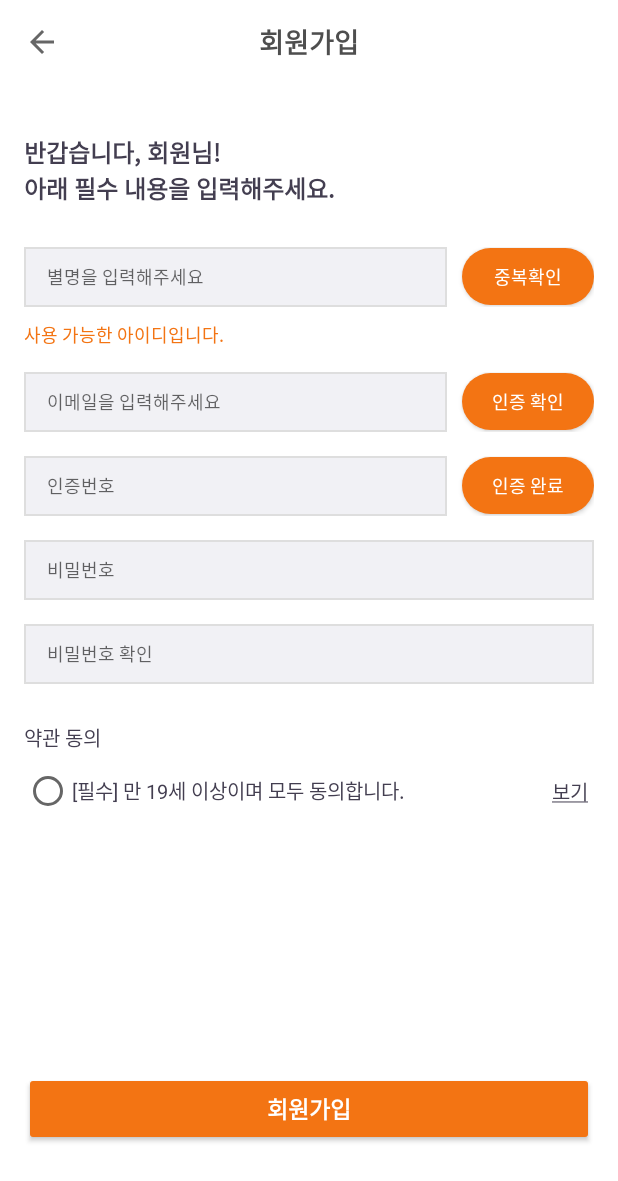
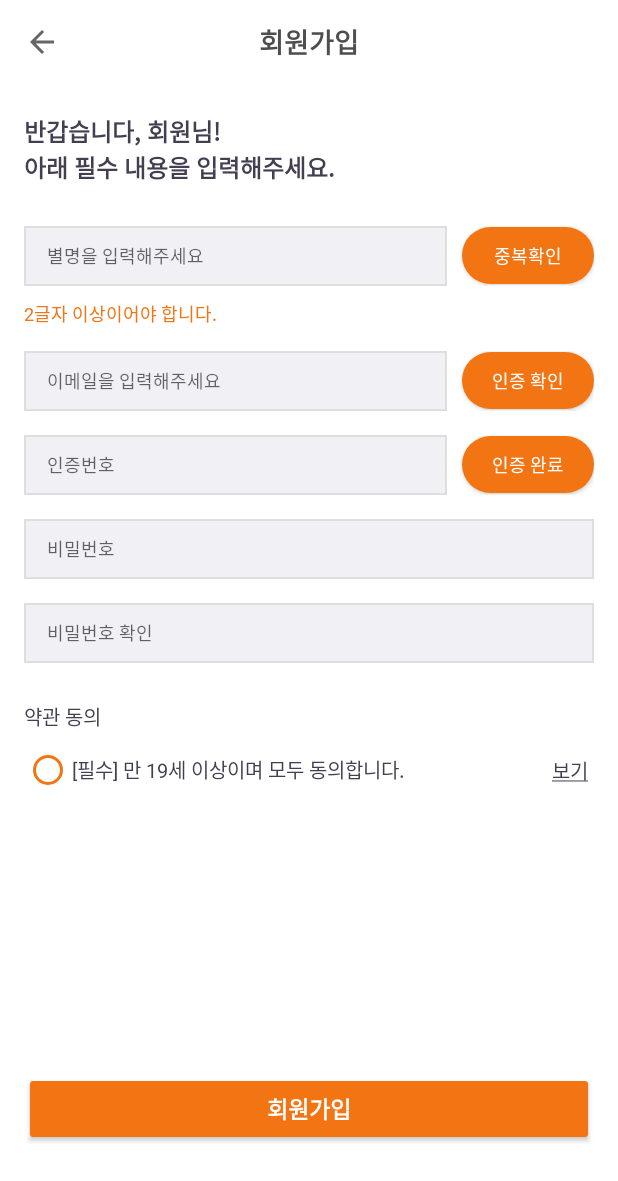
Before and after one commit to ReadyItGo-A-level/Frontend, an Android app: the SignUpActivity screen opened directly, with no data from a screen before it, after a tap on "중복확인", on a phone screen of 412 x 824 dp. Shown: the top 1181 px of the screen. Run offline under Robolectric (Android 15) with nearby library versions, the phone set to English and light mode, and no system bars.

Commit message:
refactor:> 로그인 및 회원가입 조건 확인 추가 #24

```diff
--- a/app/src/main/java/com/example/a_level/login/SignUpActivity.kt
+++ b/app/src/main/java/com/example/a_level/login/SignUpActivity.kt
@@ -17,83 +17,121 @@ class SignUpActivity : AppCompatActivity() {
     private lateinit var binding: ActivitySignUpBinding
     override fun onCreate(savedInstanceState: Bundle?) {
         super.onCreate(savedInstanceState)
-        binding=ActivitySignUpBinding.inflate(layoutInflater)
+        binding = ActivitySignUpBinding.inflate(layoutInflater)
         setContentView(binding.root)
 
-        setSupportActionBar(binding.toolbar)
-        val tb=supportActionBar!!
+        setSupportActionBar(binding.toolbarSignup)
+        val tb = supportActionBar!!
         tb.setDisplayShowTitleEnabled(false)
         tb.setDisplayHomeAsUpEnabled(true)
 
-        var content= SpannableString(binding.terms.text.toString())
+        var content = SpannableString(binding.textViewSignupTerms.text.toString())
         content.setSpan(UnderlineSpan(), 0, content.length, 0)
-        binding.terms.text=content
+        binding.textViewSignupTerms.text = content
 
-        val edNickname=binding.edNickname.text.toString()
-        val possibleId=binding.possibleId
-        val edEmail=binding.edEmail.text.toString()
-        val sendCertificationNum=binding.sendCertificationNum
-        val edPassword=binding.edPassword.text.toString()
-        val edPasswordConfirm=binding.edPasswordConfirm.text.toString()
-        val samePwd=binding.samePwd
+        var possibleId = binding.textViewSignupPossibleId
+        var sendCertificationNum = binding.textViewSignupSendCertification
+        var edPassword = binding.editTextSignupPassword.text.toString()
+        var samePwd = binding.textViewSignupSamePwd
+        var pwd=binding.textViewSignupPasswordLength
 
-        binding.btnIdRepeated.setOnClickListener {
-            print("why")
-            print(binding.edNickname.text.toString())
-            if (edNickname.length < 3) {
+        binding.buttonSignupIdRepeated.setOnClickListener {
+            if (binding.editTextSignupName.text.toString().length < 2) {
                 possibleId.text = "2글자 이상이어야 합니다."
-                possibleId.visibility= View.VISIBLE
-            }
-            if (edNickname == "채오니") {
+                possibleId.visibility = View.VISIBLE
+            } else if (binding.editTextSignupName.text.toString() == "채오니") {
                 print("중복된 아이디")
                 possibleId.text = "중복된 아이디입니다."
-                possibleId.visibility= View.VISIBLE
-            }
-            else {
+                possibleId.visibility = View.VISIBLE
+            } else if (binding.editTextSignupName.text.toString() != "채오니") {
                 possibleId.text = "사용 가능한 아이디입니다."
                 print("사용 가능")
-                possibleId.visibility= View.VISIBLE
+                possibleId.visibility = View.VISIBLE
             }
         }
 
-        binding.btnEmailCertification.setOnClickListener {
-            if(!Patterns.EMAIL_ADDRESS.matcher(edEmail).matches()) {
-                sendCertificationNum.setText("올바른 이메일 형식이 아닙니다.")
-                sendCertificationNum.visibility= View.VISIBLE
-            }
-            else{
-                sendCertificationNum.setText("이메일로 인증번호를 전송했습니다.")
-                sendCertificationNum.visibility= View.VISIBLE
+        binding.buttonSignupEmailCertification.setOnClickListener {
+            if (!Patterns.EMAIL_ADDRESS.matcher(binding.editTextSignupEmail.text.toString())
+                    .matches()
+            ) {
+                sendCertificationNum.text = "올바른 이메일 형식이 아닙니다."
+                sendCertificationNum.visibility = View.VISIBLE
+            } else {
+                sendCertificationNum.text = "이메일로 인증번호를 전송했습니다."
+                sendCertificationNum.visibility = View.VISIBLE
             }
         }
 
-//        binding.edPasswordConfirm.addTextChangedListener(object: TextWatcher{
-//            override fun beforeTextChanged(p0: CharSequence?, p1: Int, p2: Int, p3: Int) {
-//                TODO("Not yet implemented")
-//            }
-//
-//            override fun onTextChanged(p0: CharSequence?, p1: Int, p2: Int, p3: Int) {
-//                if(edPasswordConfirm==edPassword){
-//                    samePwd.setText("비밀번호가 일치합니다")
-//                    samePwd.visibility=View.VISIBLE
+        binding.editTextSignupPassword.addTextChangedListener(object : TextWatcher {
+            override fun beforeTextChanged(p0: CharSequence?, p1: Int, p2: Int, p3: Int) {
+
+            }
+
+            override fun onTextChanged(p0: CharSequence?, p1: Int, p2: Int, p3: Int) {
+                if(binding.editTextSignupPassword.text.toString().length==0){
+                    samePwd.visibility = View.GONE
+                    pwd.visibility = View.GONE
+                }
+//                else if (binding.editTextSignupPasswordConfirm.text.toString() == binding.editTextSignupPassword.text.toString()) {
+//                    samePwd.text = "비밀번호가 일치합니다"
+//                    samePwd.visibility = View.VISIBLE
+//                } else {
+//                    samePwd.text = "비밀번호가 일치하지 않습니다."
+//                    samePwd.visibility = View.VISIBLE
 //                }
-//                else{
-//                    samePwd.setText("비밀번호가 일치하지 않습니다.")
-//                    samePwd.visibility=View.VISIBLE
-//                }
-//            }
-//
-//            override fun afterTextChanged(p0: Editable?) {
-//                if(edPasswordConfirm==edPassword){
-//                    samePwd.setText("비밀번호가 일치합니다")
-//                    samePwd.visibility=View.VISIBLE
-//                }
-//                else{
-//                    samePwd.setText("비밀번호가 일치하지 않습니다.")
-//                    samePwd.visibility=View.VISIBLE
-//                }
-//            }
-//        })
+            }
+
+            override fun afterTextChanged(p0: Editable?) {
+                if(binding.editTextSignupPassword.text.toString().length == 0){
+                    pwd.visibility = View.GONE
+                    samePwd.visibility = View.GONE
+                }
+                else if (binding.editTextSignupPassword.text.toString().length < 8) {
+                    pwd.visibility = View.VISIBLE
+                }
+                else if(binding.editTextSignupPasswordConfirm.text.toString().length==0){
+                    pwd.visibility = View.GONE
+                    samePwd.visibility=View.GONE
+                }
+                else if (binding.editTextSignupPasswordConfirm.text.toString() == binding.editTextSignupPassword.text.toString()) {
+                    pwd.visibility = View.GONE
+                    samePwd.text="비밀번호가 일치합니다"
+                    samePwd.visibility = View.VISIBLE
+                } else {
+                    pwd.visibility = View.GONE
+                    samePwd.text="비밀번호가 일치하지 않습니다."
+                    samePwd.visibility = View.VISIBLE
+                }
+            }
+        })
+
+        binding.editTextSignupPasswordConfirm.addTextChangedListener(object : TextWatcher {
+            override fun beforeTextChanged(p0: CharSequence?, p1: Int, p2: Int, p3: Int) {
+
+            }
+
+            override fun onTextChanged(p0: CharSequence?, p1: Int, p2: Int, p3: Int) {
+                if (binding.editTextSignupPasswordConfirm.text.toString() == binding.editTextSignupPassword.text.toString()) {
+                    samePwd.text = "비밀번호가 일치합니다"
+                    samePwd.visibility = View.VISIBLE
+                } else {
+                    samePwd.text = "비밀번호가 일치하지 않습니다."
+                    samePwd.visibility = View.VISIBLE
+                }
+            }
+
+            override fun afterTextChanged(p0: Editable?) {
+                if (binding.editTextSignupPasswordConfirm.text.toString().length == 0) {
+                    samePwd.visibility = View.GONE
+                } else if (binding.editTextSignupPasswordConfirm.text.toString() == binding.editTextSignupPassword.text.toString()) {
+                    samePwd.setText("비밀번호가 일치합니다")
+                    samePwd.visibility = View.VISIBLE
+                } else {
+                    samePwd.setText("비밀번호가 일치하지 않습니다.")
+                    samePwd.visibility = View.VISIBLE
+                }
+            }
+        })
     }
 
     override fun onOptionsItemSelected(item: MenuItem): Boolean {
--- a/app/src/main/res/layout/activity_sign_up.xml
+++ b/app/src/main/res/layout/activity_sign_up.xml
@@ -9,7 +9,7 @@
 
 
     <androidx.appcompat.widget.Toolbar
-        android:id="@+id/toolbar"
+        android:id="@+id/toolbar_signup"
         android:layout_width="match_parent"
         android:layout_height="?actionBarSize"
         android:background="@color/white"
@@ -19,7 +19,7 @@
         tools:layout_editor_absoluteY="-1dp">
 
         <TextView
-            android:id="@+id/sign_up"
+            android:id="@+id/textView_signup_title"
             android:layout_width="wrap_content"
             android:layout_height="wrap_content"
             android:layout_gravity="center"
@@ -31,15 +31,15 @@
     </androidx.appcompat.widget.Toolbar>
 
     <androidx.constraintlayout.widget.ConstraintLayout
-        android:id="@+id/const_alarm"
+        android:id="@+id/constraintLayout_login"
         android:layout_width="match_parent"
         android:layout_height="wrap_content"
-        android:layout_marginTop="33dp"
+        android:layout_marginTop="19dp"
         app:layout_constraintEnd_toEndOf="parent"
-        app:layout_constraintTop_toBottomOf="@+id/toolbar">
+        app:layout_constraintTop_toBottomOf="@+id/toolbar_signup">
 
         <TextView
-            android:id="@+id/textView2"
+            android:id="@+id/textView_signup_greet"
             android:layout_width="wrap_content"
             android:layout_height="wrap_content"
             android:layout_marginStart="16dp"
@@ -52,7 +52,7 @@
             tools:layout_editor_absoluteY="3dp" />
 
         <LinearLayout
-            android:id="@+id/linearLayout"
+            android:id="@+id/linearLayout_start_id"
             android:layout_width="match_parent"
             android:layout_height="wrap_content"
             android:layout_marginStart="16dp"
@@ -61,10 +61,10 @@
             android:orientation="horizontal"
             app:layout_constraintEnd_toEndOf="parent"
             app:layout_constraintStart_toStartOf="parent"
-            app:layout_constraintTop_toBottomOf="@+id/textView2">
+            app:layout_constraintTop_toBottomOf="@+id/textView_signup_greet">
 
             <EditText
-                android:id="@+id/edNickname"
+                android:id="@+id/editText_signup_name"
                 android:layout_width="196dp"
                 android:layout_height="40dp"
                 android:layout_weight="2"
@@ -78,7 +78,7 @@
                 tools:ignore="MissingConstraints" />
 
             <Button
-                android:id="@+id/btnIdRepeated"
+                android:id="@+id/button_signup_idRepeated"
                 android:layout_width="wrap_content"
                 android:layout_height="38dp"
                 android:layout_gravity="center_vertical"
@@ -95,7 +95,7 @@
         </LinearLayout>
 
         <TextView
-            android:id="@+id/possibleId"
+            android:id="@+id/textView_signup_possibleId"
             android:layout_width="wrap_content"
             android:layout_height="wrap_content"
             android:layout_marginTop="9dp"
@@ -103,11 +103,11 @@
             android:textColor="#F37413"
             android:textSize="12sp"
             android:visibility="gone"
-            app:layout_constraintStart_toStartOf="@+id/linearLayout"
-            app:layout_constraintTop_toBottomOf="@+id/linearLayout" />
+            app:layout_constraintStart_toStartOf="@+id/linearLayout_start_id"
+            app:layout_constraintTop_toBottomOf="@+id/linearLayout_start_id" />
 
         <LinearLayout
-            android:id="@+id/LinearLayout2"
+            android:id="@+id/LinearLayout_signup_email"
             android:layout_width="match_parent"
             android:layout_height="wrap_content"
             android:layout_marginStart="16dp"
@@ -115,10 +115,10 @@
             android:layout_marginEnd="16dp"
             app:layout_constraintEnd_toEndOf="parent"
             app:layout_constraintStart_toStartOf="parent"
-            app:layout_constraintTop_toBottomOf="@+id/possibleId">
+            app:layout_constraintTop_toBottomOf="@+id/textView_signup_possibleId">
 
             <EditText
-                android:id="@+id/edEmail"
+                android:id="@+id/editText_signup_email"
                 android:layout_width="245dp"
                 android:layout_height="40dp"
                 android:layout_weight="2"
@@ -128,44 +128,44 @@
                 android:inputType="textEmailAddress"
                 android:paddingStart="15dp"
                 android:textSize="12sp"
-                app:layout_constraintStart_toStartOf="@+id/edCertificationNum"
-                app:layout_constraintTop_toBottomOf="@+id/edNickname"
+                app:layout_constraintStart_toStartOf="@+id/editText_signup_certificationNum"
+                app:layout_constraintTop_toBottomOf="@+id/editText_signup_name"
                 tools:ignore="MissingConstraints" />
 
             <Button
-                android:id="@+id/btnEmailCertification"
+                android:id="@+id/button_signup_emailCertification"
                 android:layout_width="wrap_content"
                 android:layout_height="38dp"
+                android:layout_gravity="center_vertical"
                 android:layout_marginStart="10dp"
                 android:background="@drawable/round_button"
                 android:backgroundTint="#F37413"
                 android:minHeight="0dp"
                 android:text="인증 확인"
+                android:textColor="#FFFFFF"
                 android:textSize="12sp"
-                android:textColor="#FFFFFF"
-                android:layout_gravity="center_vertical"
-                app:layout_constraintBottom_toBottomOf="@+id/edEmail"
-                app:layout_constraintEnd_toEndOf="@+id/edCertificationNum"
-                app:layout_constraintStart_toEndOf="@+id/edEmail"
-                app:layout_constraintTop_toTopOf="@+id/edEmail"
+                app:layout_constraintBottom_toBottomOf="@+id/editText_signup_email"
+                app:layout_constraintEnd_toEndOf="@+id/editText_signup_certificationNum"
+                app:layout_constraintStart_toEndOf="@+id/editText_signup_email"
+                app:layout_constraintTop_toTopOf="@+id/editText_signup_email"
                 tools:ignore="MissingConstraints" />
 
         </LinearLayout>
 
         <TextView
-            android:id="@+id/sendCertificationNum"
+            android:id="@+id/textView_signup_sendCertification"
             android:layout_width="wrap_content"
             android:layout_height="wrap_content"
             android:layout_marginTop="9dp"
             android:text="이메일로 인증번호를 전송하였습니다."
-            android:visibility="gone"
             android:textColor="#F37413"
             android:textSize="12sp"
-            app:layout_constraintStart_toStartOf="@+id/linearLayout"
-            app:layout_constraintTop_toBottomOf="@+id/LinearLayout2" />
+            android:visibility="gone"
+            app:layout_constraintStart_toStartOf="@+id/linearLayout_start_id"
+            app:layout_constraintTop_toBottomOf="@+id/LinearLayout_signup_email" />
 
         <LinearLayout
-            android:id="@+id/LinearLayout3"
+            android:id="@+id/LinearLayout_signup_number"
             android:layout_width="match_parent"
             android:layout_height="wrap_content"
             android:layout_marginStart="16dp"
@@ -173,10 +173,10 @@
             android:layout_marginEnd="16dp"
             app:layout_constraintEnd_toEndOf="parent"
             app:layout_constraintStart_toStartOf="parent"
-            app:layout_constraintTop_toBottomOf="@+id/sendCertificationNum">
+            app:layout_constraintTop_toBottomOf="@+id/textView_signup_sendCertification">
 
             <EditText
-                android:id="@+id/edCertificationNum"
+                android:id="@+id/editText_signup_certificationNum"
                 android:layout_width="match_parent"
                 android:layout_height="40dp"
                 android:layout_gravity="center_horizontal"
@@ -189,52 +189,62 @@
                 android:textSize="12sp"
                 app:layout_constraintEnd_toEndOf="parent"
                 app:layout_constraintStart_toStartOf="parent"
-                app:layout_constraintTop_toBottomOf="@+id/sendCertificationNum"
+                app:layout_constraintTop_toBottomOf="@+id/textView_signup_sendCertification"
                 tools:ignore="MissingConstraints" />
 
             <Button
-                android:id="@+id/btnCompleteCertification"
+                android:id="@+id/button_signup_completeCertification"
                 android:layout_width="wrap_content"
                 android:layout_height="38dp"
+                android:layout_gravity="center_vertical"
                 android:layout_marginStart="10dp"
                 android:background="@drawable/round_button"
                 android:backgroundTint="#F37413"
                 android:minHeight="0dp"
                 android:text="인증 완료"
+                android:textColor="#FFFFFF"
                 android:textSize="12sp"
-                android:textColor="#FFFFFF"
-                android:layout_gravity="center_vertical"
-                app:layout_constraintBottom_toBottomOf="@+id/edEmail"
-                app:layout_constraintEnd_toEndOf="@+id/edCertificationNum"
-                app:layout_constraintStart_toEndOf="@+id/edEmail"
-                app:layout_constraintTop_toTopOf="@+id/edEmail"
+                app:layout_constraintBottom_toBottomOf="@+id/editText_signup_email"
+                app:layout_constraintEnd_toEndOf="@+id/editText_signup_certificationNum"
+                app:layout_constraintStart_toEndOf="@+id/editText_signup_email"
+                app:layout_constraintTop_toTopOf="@+id/editText_signup_email"
                 tools:ignore="MissingConstraints" />
 
         </LinearLayout>
 
 
         <EditText
-            android:id="@+id/edPassword"
+            android:id="@+id/editText_signup_password"
             android:layout_width="match_parent"
             android:layout_height="40dp"
             android:layout_marginStart="16dp"
             android:layout_marginTop="16dp"
             android:layout_marginEnd="16dp"
-            android:layout_marginBottom="10dp"
             android:background="@drawable/edittext_all_background"
             android:ems="10"
             android:hint="비밀번호"
             android:inputType="textPassword"
             android:paddingStart="15dp"
             android:textSize="12sp"
-            app:layout_constraintBottom_toTopOf="@+id/edPasswordConfirm"
             app:layout_constraintEnd_toEndOf="parent"
-            app:layout_constraintStart_toStartOf="@+id/LinearLayout3"
-            app:layout_constraintTop_toBottomOf="@+id/LinearLayout3"
+            app:layout_constraintStart_toStartOf="@+id/LinearLayout_signup_number"
+            app:layout_constraintTop_toBottomOf="@+id/LinearLayout_signup_number"
             tools:ignore="MissingConstraints" />
 
+        <TextView
+            android:id="@+id/textView_signup_passwordLength"
+            android:layout_width="wrap_content"
+            android:layout_height="wrap_content"
+            android:layout_marginTop="9dp"
+            android:text="비밀번호는 8자리 이상이어야 합니다."
+            android:textColor="#F37413"
+            android:textSize="12sp"
+            android:visibility="gone"
+            app:layout_constraintStart_toStartOf="@+id/LinearLayout_signup_number"
+            app:layout_constraintTop_toBottomOf="@+id/editText_signup_password" />
+
         <EditText
-            android:id="@+id/edPasswordConfirm"
+            android:id="@+id/editText_signup_passwordConfirm"
             android:layout_width="match_parent"
             android:layout_height="40dp"
             android:layout_marginStart="16dp"
@@ -247,51 +257,52 @@
             android:paddingStart="15dp"
             android:textSize="12sp"
             app:layout_constraintEnd_toEndOf="parent"
-            app:layout_constraintStart_toStartOf="@+id/edPassword"
-            app:layout_constraintTop_toBottomOf="@+id/edPassword"
+            app:layout_constraintStart_toStartOf="@+id/editText_signup_password"
+            app:layout_constraintTop_toBottomOf="@+id/textView_signup_passwordLength"
             tools:ignore="MissingConstraints" />
 
         <TextView
-            android:id="@+id/samePwd"
+            android:id="@+id/textView_signup_samePwd"
             android:layout_width="wrap_content"
             android:layout_height="wrap_content"
             android:layout_marginTop="9dp"
             android:text="비밀번호가 일치합니다."
-            android:visibility="gone"
             android:textColor="#F37413"
             android:textSize="12sp"
-            app:layout_constraintStart_toStartOf="@+id/LinearLayout3"
-            app:layout_constraintTop_toBottomOf="@+id/edPasswordConfirm" />
+            android:visibility="gone"
+            app:layout_constraintStart_toStartOf="@+id/LinearLayout_signup_number"
+            app:layout_constraintTop_toBottomOf="@+id/editText_signup_passwordConfirm" />
 
         <TextView
-            android:id="@+id/textView13"
+            android:id="@+id/textView_signup_agree"
             android:layout_width="wrap_content"
             android:layout_height="wrap_content"
             android:layout_marginStart="16dp"
             android:layout_marginTop="25dp"
             android:text="약관 동의"
+            android:textColor="#433E50"
             android:textSize="13sp"
-            android:textColor="#433E50"
             app:layout_constraintStart_toStartOf="parent"
-            app:layout_constraintTop_toBottomOf="@+id/samePwd"
+            app:layout_constraintTop_toBottomOf="@+id/textView_signup_samePwd"
             tools:ignore="MissingConstraints" />
 
         <RadioButton
-            android:id="@+id/radioButton"
+            android:id="@+id/radioButton_signup"
             android:layout_width="wrap_content"
             android:layout_height="wrap_content"
             android:layout_marginStart="16dp"
             android:layout_marginTop="9dp"
+            android:buttonTint="#F37413"
+            android:text="[필수] 만 19세 이상이며 모두 동의합니다."
+            android:textColor="#433E50"
             android:textSize="13sp"
-            android:textColor="#433E50"
-            android:text="[필수] 만 19세 이상이며 모두 동의합니다."
             app:layout_constraintBottom_toBottomOf="parent"
             app:layout_constraintStart_toStartOf="parent"
-            app:layout_constraintTop_toBottomOf="@+id/textView13"
+            app:layout_constraintTop_toBottomOf="@+id/textView_signup_agree"
             tools:ignore="MissingConstraints" />
 
         <TextView
-            android:id="@+id/terms"
+            android:id="@+id/textView_signup_terms"
             android:layout_width="wrap_content"
             android:layout_height="wrap_content"
             android:layout_marginEnd="16dp"
@@ -299,16 +310,15 @@
             android:textColor="#433E50"
             android:textSize="13sp"
             app:layout_constraintBottom_toBottomOf="parent"
-            app:layout_constraintEnd_toEndOf="@+id/edPasswordConfirm"
-            app:layout_constraintTop_toTopOf="@+id/radioButton"
+            app:layout_constraintEnd_toEndOf="@+id/editText_signup_passwordConfirm"
+            app:layout_constraintTop_toTopOf="@+id/radioButton_signup"
             tools:ignore="MissingConstraints" />
-
 
 
     </androidx.constraintlayout.widget.ConstraintLayout>
 
     <Button
-        android:id="@+id/completeSignUp"
+        android:id="@+id/button_signup_completeSignup"
         android:layout_width="match_parent"
         android:layout_height="49dp"
         android:layout_marginStart="16dp"
```
Also changed, not shown: app/src/main/java/com/example/a_level/login/LoginActivity.kt (+17 -23 lines), app/src/main/java/com/example/a_level/login/StartActivity.kt (+11 -6 lines), app/src/main/res/layout/activity_login.xml (+29 -29 lines), app/src/main/res/layout/activity_start.xml (+32 -25 lines).
